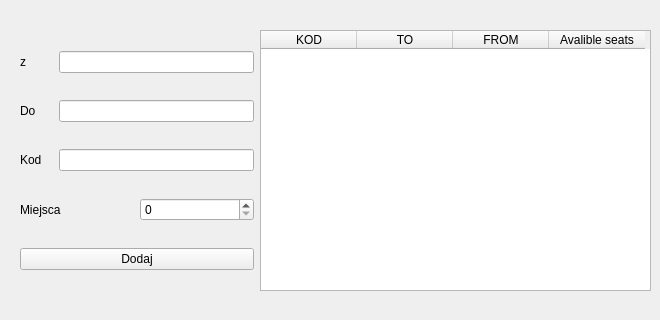
The window that addtrainwindow.ui (Tmroz21/RRS) describes before a commit, drawn with Qt 5.
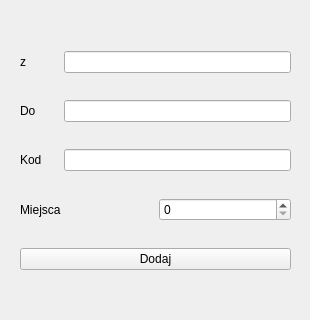
The same window after the commit.

```diff
--- a/addtrainwindow.ui
+++ b/addtrainwindow.ui
@@ -6,7 +6,7 @@
    <rect>
     <x>0</x>
     <y>0</y>
-    <width>660</width>
+    <width>310</width>
     <height>320</height>
    </rect>
   </property>
@@ -18,11 +18,11 @@
     <rect>
      <x>20</x>
      <y>30</y>
-     <width>631</width>
+     <width>271</width>
      <height>261</height>
     </rect>
    </property>
-   <layout class="QHBoxLayout" name="horizontalLayout_5" stretch="3,5">
+   <layout class="QHBoxLayout" name="horizontalLayout_5" stretch="3">
     <property name="sizeConstraint">
      <enum>QLayout::SetDefaultConstraint</enum>
     </property>
@@ -96,33 +96,6 @@
       </item>
      </layout>
     </item>
-    <item>
-     <widget class="QTableWidget" name="tableWidget_Trains">
-      <attribute name="horizontalHeaderDefaultSectionSize">
-       <number>96</number>
-      </attribute>
-      <column>
-       <property name="text">
-        <string>KOD</string>
-       </property>
-      </column>
-      <column>
-       <property name="text">
-        <string>TO</string>
-       </property>
-      </column>
-      <column>
-       <property name="text">
-        <string>FROM</string>
-       </property>
-      </column>
-      <column>
-       <property name="text">
-        <string>Avalible seats</string>
-       </property>
-      </column>
-     </widget>
-    </item>
    </layout>
   </widget>
  </widget>
```
